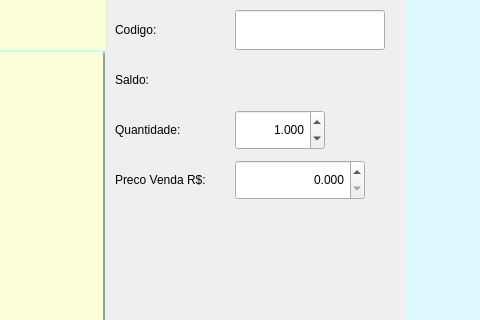
htisistema/SISCOM, file telas/venda_pdv.ui: the form before one commit; both pictures show x 325 to 805 and y 90 to 410 of the 1250 by 680 pixel window.
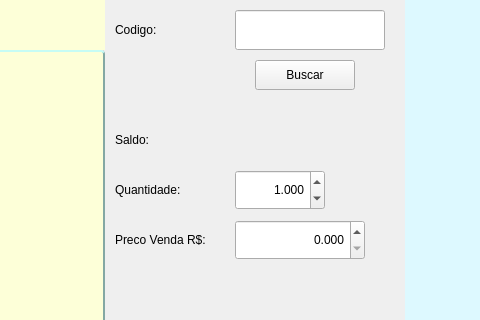
The form after the commit. Icons and pictures are not drawn.

Diff of the .ui file:
```diff
--- a/telas/venda_pdv.ui
+++ b/telas/venda_pdv.ui
@@ -223,7 +223,7 @@
     <property name="geometry">
      <rect>
       <x>560</x>
-      <y>200</y>
+      <y>260</y>
       <width>90</width>
       <height>40</height>
      </rect>
@@ -251,7 +251,7 @@
     <property name="geometry">
      <rect>
       <x>440</x>
-      <y>200</y>
+      <y>260</y>
       <width>110</width>
       <height>40</height>
      </rect>
@@ -264,7 +264,7 @@
     <property name="geometry">
      <rect>
       <x>440</x>
-      <y>250</y>
+      <y>310</y>
       <width>110</width>
       <height>40</height>
      </rect>
@@ -277,7 +277,7 @@
     <property name="geometry">
      <rect>
       <x>560</x>
-      <y>250</y>
+      <y>310</y>
       <width>130</width>
       <height>40</height>
      </rect>
@@ -322,7 +322,7 @@
     <property name="geometry">
      <rect>
       <x>440</x>
-      <y>150</y>
+      <y>210</y>
       <width>110</width>
       <height>40</height>
      </rect>
@@ -335,7 +335,7 @@
     <property name="geometry">
      <rect>
       <x>560</x>
-      <y>150</y>
+      <y>210</y>
       <width>110</width>
       <height>40</height>
      </rect>
@@ -397,6 +397,19 @@
      </property>
     </widget>
    </widget>
+   <widget class="QPushButton" name="bt_buscar_produto">
+    <property name="geometry">
+     <rect>
+      <x>580</x>
+      <y>150</y>
+      <width>100</width>
+      <height>30</height>
+     </rect>
+    </property>
+    <property name="text">
+     <string>Buscar</string>
+    </property>
+   </widget>
   </widget>
   <widget class="QStatusBar" name="statusbar"/>
  </widget>
```
